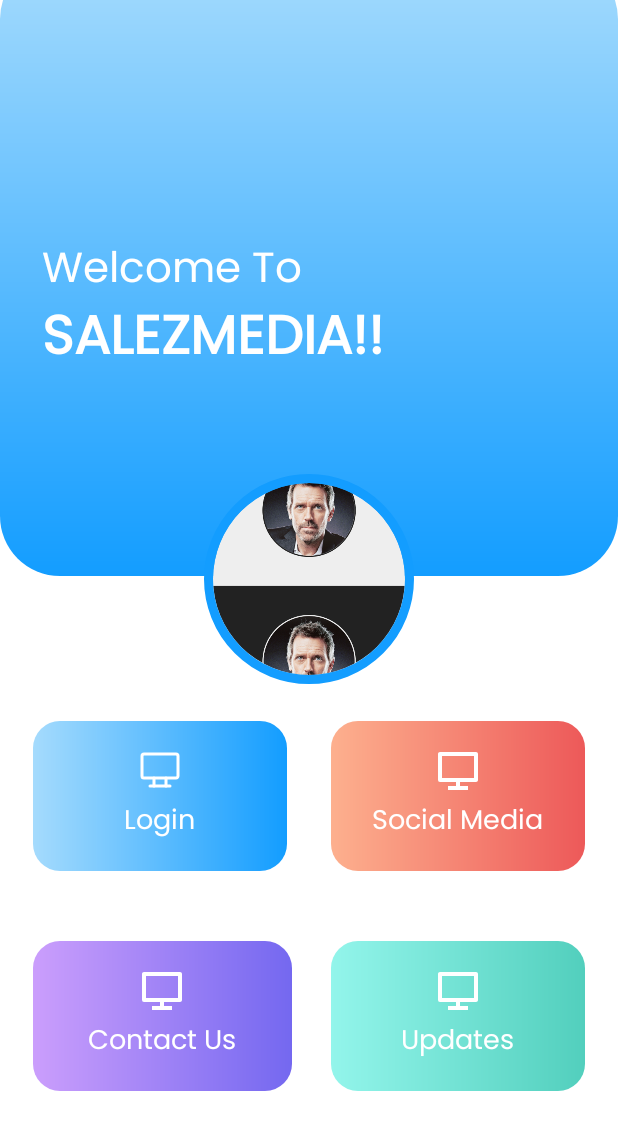
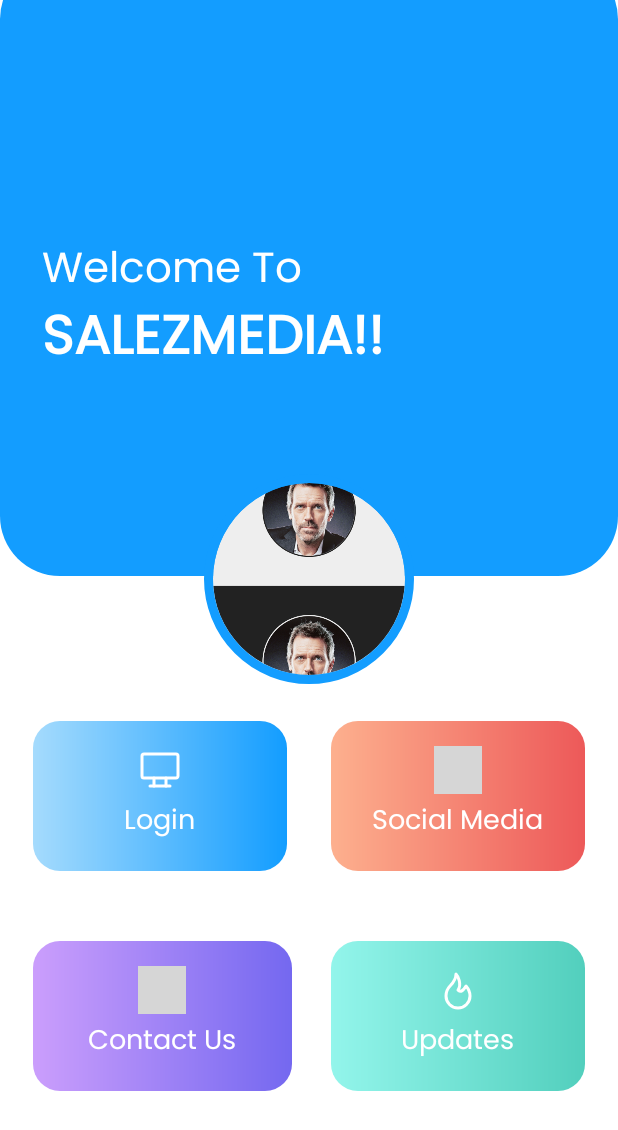
Before and after one commit to aarafrao22/SalesMedia, an Android app: the screen it shows after launch (HomeActivity), on a phone screen of 412 x 824 dp. Shown: the top 1130 px of the screen. Run offline under Robolectric (Android 15) with nearby library versions, the phone set to English and light mode, and no system bars; our stand-ins replace CircleImageView; grey boxes are pictures that could not be loaded.

```diff
--- a/app/src/main/res/drawable/bg2.xml
+++ b/app/src/main/res/drawable/bg2.xml
@@ -1,10 +1,7 @@
 <shape xmlns:android="http://schemas.android.com/apk/res/android"
     android:shape="rectangle">
-    <gradient
-        android:startColor="#139DFF"
-        android:endColor="#A5DBFD"
-        android:angle="90" />
 
+    <solid android:color="#139DFF" />
     <corners
         android:radius="40dp">
     </corners>
--- /dev/null
+++ b/app/src/main/res/drawable/fire.xml
@@ -0,0 +1,13 @@
+<vector xmlns:android="http://schemas.android.com/apk/res/android"
+    android:width="44dp"
+    android:height="44dp"
+    android:viewportWidth="24"
+    android:viewportHeight="24">
+    <path
+        android:pathData="M12,12c2,-2.96 0,-7 -1,-8c0,3.038 -1.773,4.741 -3,6c-1.226,1.26 -2,3.24 -2,5a6,6 0,1 0,12 0c0,-1.532 -1.056,-3.94 -2,-5c-1.786,3 -2.791,3 -4,2z"
+        android:strokeLineJoin="round"
+        android:strokeWidth="1.5"
+        android:fillColor="#00000000"
+        android:strokeColor="#2c3e50"
+        android:strokeLineCap="round" />
+</vector>
--- a/app/src/main/res/layout/activity_home.xml
+++ b/app/src/main/res/layout/activity_home.xml
@@ -113,7 +113,7 @@
                 android:layout_width="32dp"
                 android:layout_height="32dp"
                 android:layout_gravity="center"
-                android:src="@drawable/computer_line"
+                android:src="@drawable/message_icon"
                 app:tint="@color/white" />
 
             <TextView
@@ -143,7 +143,7 @@
                 android:layout_width="32dp"
                 android:layout_height="32dp"
                 android:layout_gravity="center"
-                android:src="@drawable/computer_line"
+                android:src="@drawable/message_icon"
                 app:tint="@color/white" />
 
             <TextView
@@ -173,7 +173,7 @@
                 android:layout_width="32dp"
                 android:layout_height="32dp"
                 android:layout_gravity="center"
-                android:src="@drawable/computer_line"
+                android:src="@drawable/fire"
                 app:tint="@color/white" />
 
             <TextView
```
Also changed, not shown: app/src/main/AndroidManifest.xml (+7 -0 lines), app/src/main/res/drawable/user_follow_fill.xml (added, +9 -0 lines), app/src/main/res/drawable/instagram.png (added).
